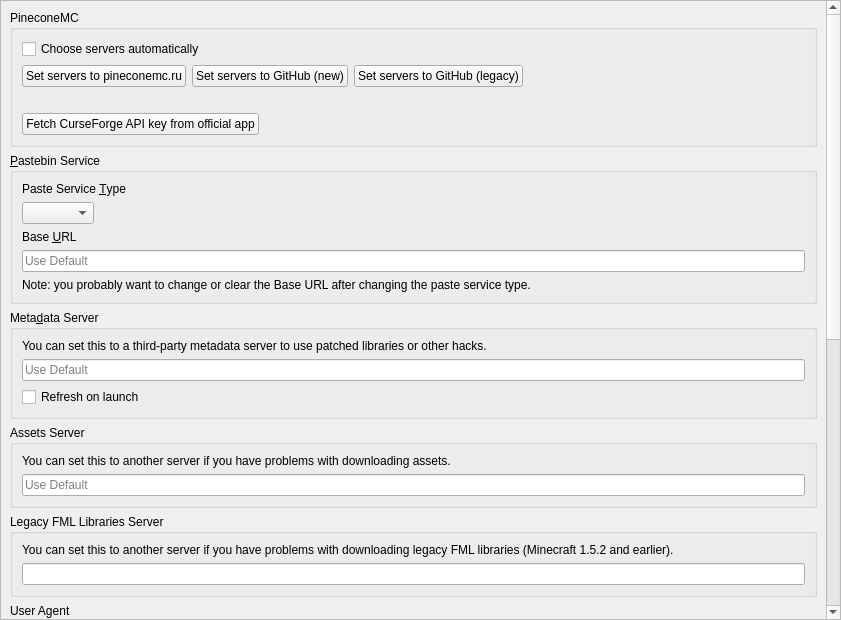
This is launcher/ui/pages/global/APIPage.ui in CleanLauncher/Launcher as Qt 5 draws it before an edit. The edited form follows.
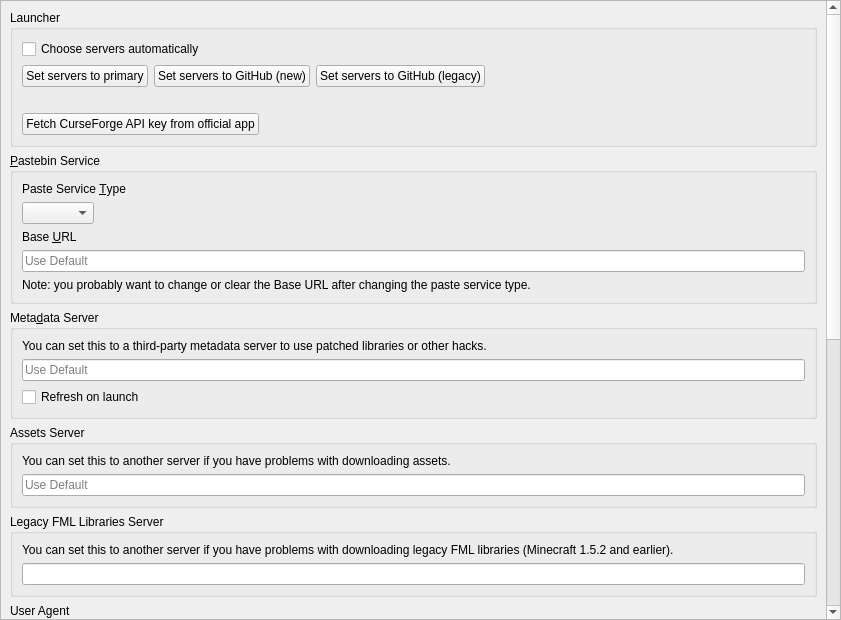
This is the edited form.

Commit message: refactor!: rename CleanLauncher to Launcher and remove all pinecone references

What changed in the file:
```diff
--- a/launcher/ui/pages/global/APIPage.ui
+++ b/launcher/ui/pages/global/APIPage.ui
@@ -41,7 +41,7 @@
        <item>
         <widget class="QGroupBox" name="groupBox_pinecone">
          <property name="title">
-          <string>PineconeMC</string>
+          <string>Launcher</string>
          </property>
          <layout class="QVBoxLayout" name="verticalLayout_9">
           <item>
@@ -62,7 +62,7 @@
                </sizepolicy>
               </property>
               <property name="text">
-               <string>Set servers to pineconemc.ru</string>
+               <string>Set servers to primary</string>
               </property>
              </widget>
             </item>
```
Left out of the diff: 2 changed lines with no effect on the pictures. The commit also changes 165 other files.
